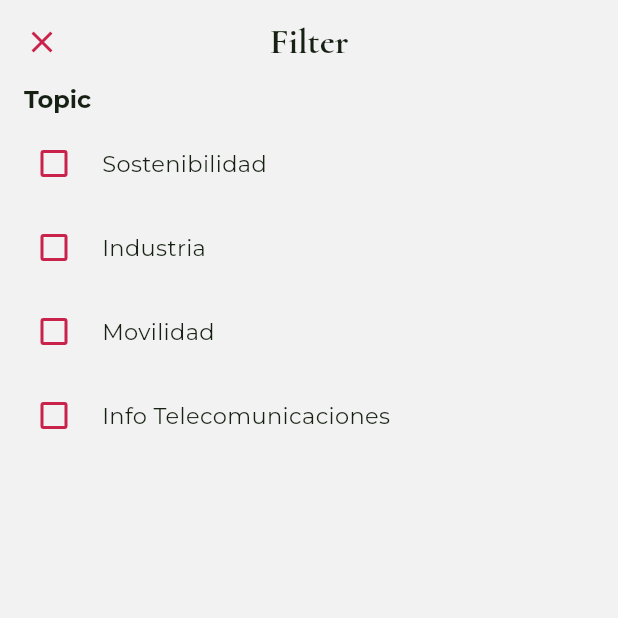
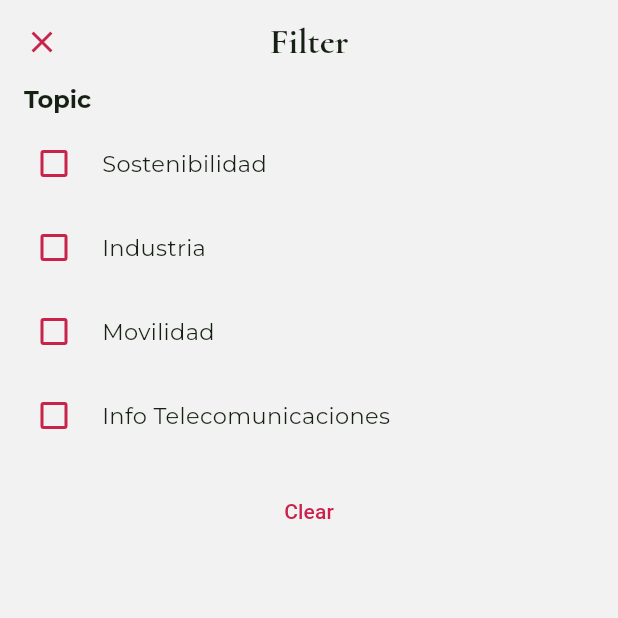
Before and after one commit to axl0d/citis, a Flutter app: the _FilterScreen screen opened directly, on a phone screen of 412 x 824 dp, the top half of it. Run offline on Flutter 3.47's test engine with Material 3 defaults, Android fonts, the phone set to English and light mode, and no system bars; our stand-ins replace flutter_svg, gap, google_fonts.

Commit message:
add clear button

```diff
--- a/lib/pages/home_page.dart
+++ b/lib/pages/home_page.dart
@@ -189,7 +189,7 @@ class _FilterScreen extends StatelessWidget {
         ),
       ),
       body: Column(
-        crossAxisAlignment: CrossAxisAlignment.start,
+        crossAxisAlignment: CrossAxisAlignment.stretch,
         children: [
           Padding(
             padding: const EdgeInsets.symmetric(horizontal: 16),
@@ -212,6 +212,13 @@ class _FilterScreen extends StatelessWidget {
             ),
             const Gap(8),
           ],
+          const Gap(8),
+          Center(
+            child: TextButton(
+              onPressed: () {},
+              child: const Text("Clear"),
+            ),
+          ),
         ],
       ),
     );
```
